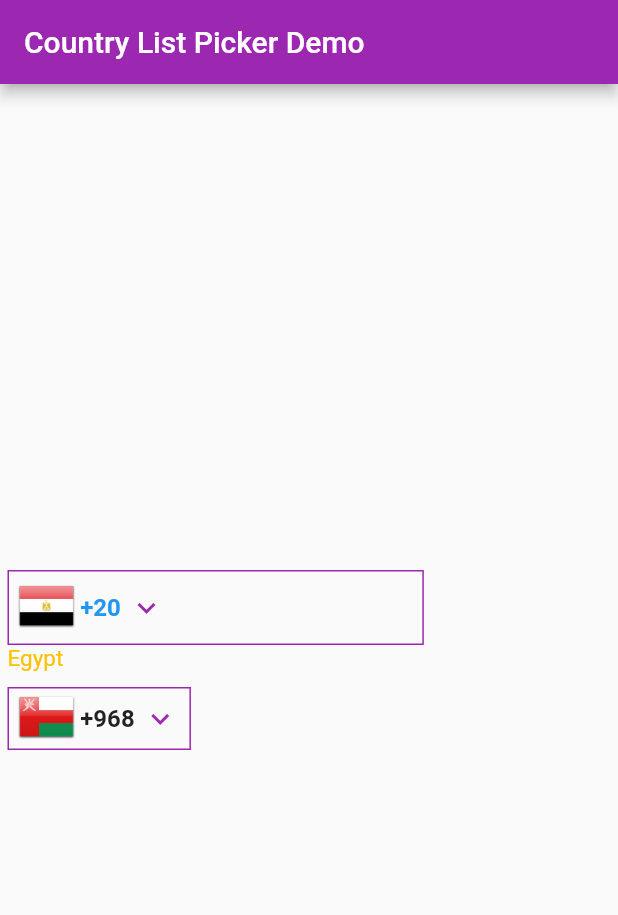
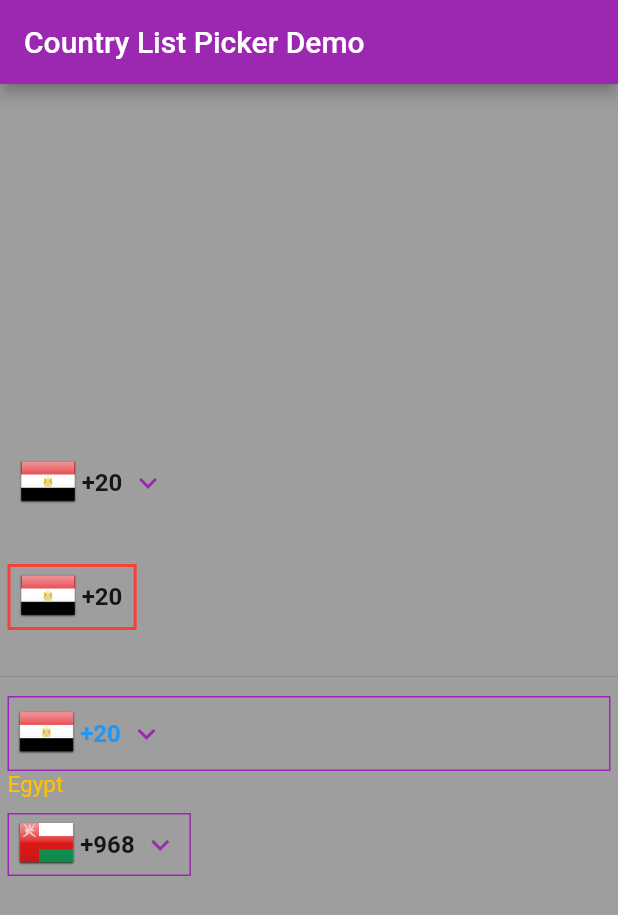
Before and after one commit to AmremadDev/country-list-picker, a Flutter app: the screen it shows after launch, on a phone screen of 412 x 824 dp. Shown: the top 915 px of the screen. Run offline on Flutter 3.47's test engine with Material 2 defaults, Android fonts, the phone set to English and light mode, and no system bars.

Commit message:
CountryListPoint Is Completed Point

```diff
--- a/example/lib/main.dart
+++ b/example/lib/main.dart
@@ -34,7 +34,9 @@ class HomePage extends StatefulWidget {
 class _HomePageState extends State<HomePage> {
   @override
   Widget build(BuildContext context) {
+    print("Build");
     return Scaffold(
+      backgroundColor: Colors.grey,
       appBar: AppBar(
         title: Text(widget.title),
       ),
@@ -42,6 +44,19 @@ class _HomePageState extends State<HomePage> {
         crossAxisAlignment: CrossAxisAlignment.start,
         mainAxisAlignment: MainAxisAlignment.center,
         children: [
+          CountryListPicker(
+            border: Border.all(width: 2, style: BorderStyle.none),
+            onChanged: (value) => print(value.englishName.official),
+          ),
+          CountryListPicker(
+            isShowTextField: false,
+            isDownIcon: false,
+            isShowCode: true,
+            isShowFlag: true,
+            isShowTitle: true,
+            border: Border.all(width: 2, color: Colors.red),
+          ),
+          Divider(),
           CountryListPicker(
             codeTextStyle: const TextStyle(color: Colors.blue, fontSize: 16),
             textFieldTextStyle: const TextStyle(fontSize: 16),
--- a/lib/country_list_picker.dart
+++ b/lib/country_list_picker.dart
@@ -12,7 +12,6 @@ import '../themes/country_list_dialog_theme.dart';
 
 // exports
 export '../country_list_picker.dart';
-export '../themes/country_list_picker_theme.dart';
 export '../themes/country_list_dialog_theme.dart';
 export '../models/country.dart';
 export '../models/countries.dart';
@@ -28,8 +27,7 @@ class CountryListPicker extends StatefulWidget {
     this.isShowTextField = true,
     this.margin = const EdgeInsets.all(5.0),
     this.padding = const EdgeInsets.all(0.0),
-    // this.border = const Border.all(width: 1),
-
+    this.border,
     this.codeTextStyle = const TextStyle(fontSize: 16, fontWeight: FontWeight.bold),
     this.textFieldTextStyle = const TextStyle(fontSize: 16),
     this.countryNameTextStyle = const TextStyle(fontSize: 15, color: Colors.grey),
@@ -40,7 +38,9 @@ class CountryListPicker extends StatefulWidget {
     this.useUiOverlay = false,
     this.useSafeArea = false,
     this.dialogTheme = const CountryListDialogTheme(),
-  }) : assert(dialogTheme.tileHeight >= 50.0, "tileheight must be greater than 50.0");
+  })  : assert(dialogTheme.tileHeight >= 50.0, "tileheight must be greater than 50.0"),
+        assert(isShowFlag == true || isShowCode == true,
+            "Both isShowFlag and isShowCode can't be false");
 
   final Countries initialCountry;
 
@@ -51,7 +51,7 @@ class CountryListPicker extends StatefulWidget {
   final bool isShowTextField;
   final EdgeInsets margin;
   final EdgeInsets padding;
-  // final Border border;
+  final BoxBorder? border;
 
   final TextStyle codeTextStyle;
   final TextStyle textFieldTextStyle;
@@ -59,7 +59,6 @@ class CountryListPicker extends StatefulWidget {
   final ValueChanged<Country>? onChanged;
 
   final Widget Function(BuildContext context, Country? countryCode)? pickerBuilder;
-  // final CountryListPickerTheme? pickerTheme;
 
   final Widget Function(BuildContext context, Country? country)? dialogBuilder;
   final bool useUiOverlay;
@@ -82,8 +81,10 @@ class CountryListPickerState extends State<CountryListPicker> {
         .map((s) => Country(
               alpha2: s['iso_3166_1_alpha2'],
               alpha3: s['iso_3166_1_alpha3'],
-              englishName: Name(common: s['englishName']['common'], official: s['englishName']['official']),
-              nativeName: Name(common: s['nativeName']['common'], official: s['nativeName']['official']),
+              englishName:
+                  Name(common: s['englishName']['common'], official: s['englishName']['official']),
+              nativeName:
+                  Name(common: s['nativeName']['common'], official: s['nativeName']['official']),
               callingCode: s['callingCode'],
               numberlength: s['numberlength'],
               flagUri: 'assets/flags/${s['iso_3166_1_alpha2'].toLowerCase()}.png',
@@ -113,55 +114,25 @@ class CountryListPickerState extends State<CountryListPicker> {
             ),
             decoration: BoxDecoration(
               // need to fix
-              border: Border.all(width: 1, color: Theme.of(context).primaryColor),
+              border: widget.border ?? Border.all(width: 1, color: Theme.of(context).primaryColor),
             ),
-            child: InkWell(
-              onTap: () {
-                _awaitFromSelectScreen();
-              },
-              child: Flex(
-                  direction: Axis.horizontal,
+            child: Row(
                 mainAxisSize: MainAxisSize.min,
                 crossAxisAlignment: CrossAxisAlignment.center,
                 children: [
-                    if (widget.isShowFlag == true)
-                      Flexible(
-                          child: Image.asset("assets/flags/${selectedItem.alpha2.toLowerCase()}.png",
-                              package: "country_list_picker", width: 40.0)),
-                    if (widget.isShowCode == true)
-                      Padding(
-                        padding: const EdgeInsets.symmetric(horizontal: 2.5),
-                        child: Text(
-                          selectedItem.callingCode.toString(),
-                          style: widget.codeTextStyle.copyWith(
-                              fontSize: widget.codeTextStyle.fontSize ?? 16,
-                              fontWeight: widget.codeTextStyle.fontWeight ?? FontWeight.bold),
-                        ),
-                      ),
-                    if (widget.isDownIcon == true)
-                      Padding(
-                        padding: const EdgeInsets.symmetric(horizontal: 2.5),
-                        child: Icon(
-                          Icons.keyboard_arrow_down,
-                          color: Theme.of(context).primaryColor,
-                        ),
-                      ),
+                  _buildClickableCountryArea(),
                   if (widget.isShowTextField == true)
                     Flexible(
-                        flex: 1,
                       child: TextField(
                         style: widget.textFieldTextStyle.copyWith(
                           fontSize: widget.textFieldTextStyle.fontSize ?? 16,
                         ),
                         maxLength: 15,
-                          decoration: const InputDecoration(
-                            border: InputBorder.none,
-                            counterText: "",
-                          ),
+                        decoration:
+                            const InputDecoration(border: InputBorder.none, counterText: ""),
                       ),
                     )
                 ]),
-            ),
           ),
           if (widget.isShowTitle == true)
             Text(
@@ -175,7 +146,43 @@ class CountryListPickerState extends State<CountryListPicker> {
     );
   }
 
-  void _awaitFromSelectScreen() async {
+  Widget _buildClickableCountryArea() {
+    return InkWell(
+      onTap: (widget.onChanged == null) ? null : () => _selectionListScreen(),
+      child: Row(
+          mainAxisSize: MainAxisSize.min,
+          crossAxisAlignment: CrossAxisAlignment.center,
+          children: [
+            //flage
+            if (widget.isShowFlag == true)
+              Flexible(
+                  child: Image.asset("assets/flags/${selectedItem.alpha2.toLowerCase()}.png",
+                      package: "country_list_picker", width: 40.0)),
+            //code
+            if (widget.isShowCode == true)
+              Padding(
+                padding: const EdgeInsets.symmetric(horizontal: 2.5),
+                child: Text(
+                  selectedItem.callingCode.toString(),
+                  style: widget.codeTextStyle.copyWith(
+                      fontSize: widget.codeTextStyle.fontSize ?? 16,
+                      fontWeight: widget.codeTextStyle.fontWeight ?? FontWeight.bold),
+                ),
+              ),
+            //down icon
+            if (widget.isDownIcon == true)
+              Padding(
+                padding: const EdgeInsets.symmetric(horizontal: 2.5),
+                child: Icon(
+                  Icons.keyboard_arrow_down,
+                  color: Theme.of(context).primaryColor,
+                ),
+              ),
+          ]),
+    );
+  }
+
+  void _selectionListScreen() async {
     final Country? result = await Navigator.push(
         context,
         MaterialPageRoute(
@@ -197,7 +204,7 @@ class CountryListPickerState extends State<CountryListPicker> {
 
     setState(() {
       selectedItem = result ?? selectedItem;
-      widget.onChanged ?? (selectedItem);
+      if (widget.onChanged != null) widget.onChanged!(selectedItem);
     });
   }
 }
```
Also changed, not shown: lib/themes/country_list_picker_theme.dart (deleted, +0 -25 lines). Lines whose indentation alone changed are shown as unchanged.
